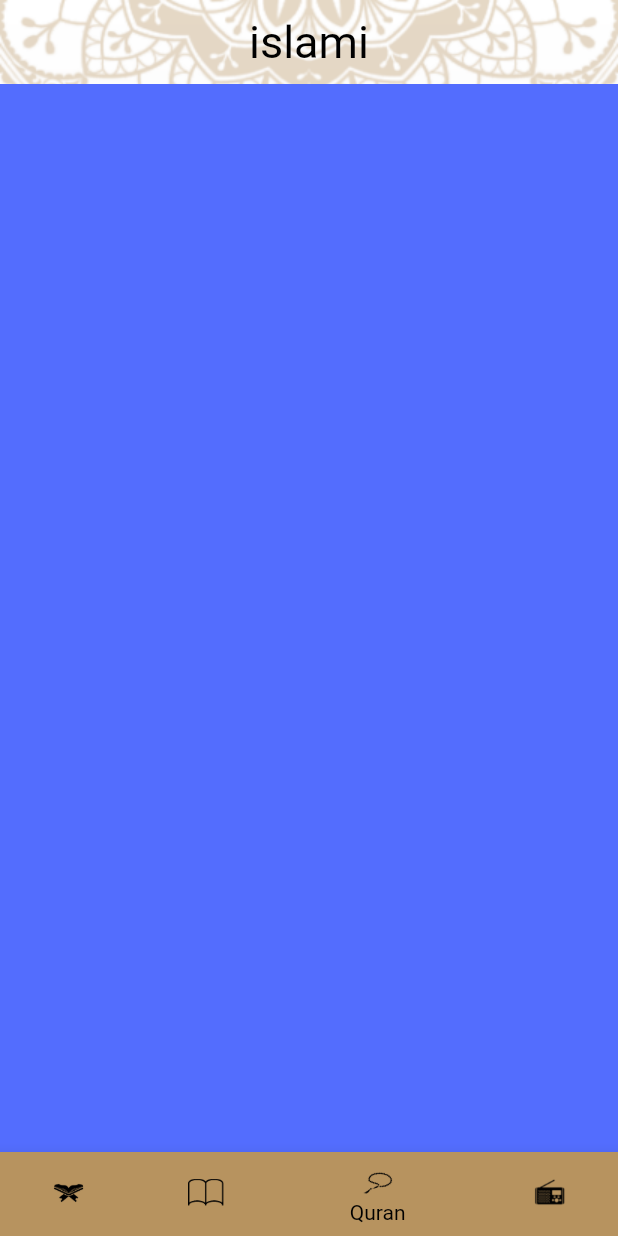
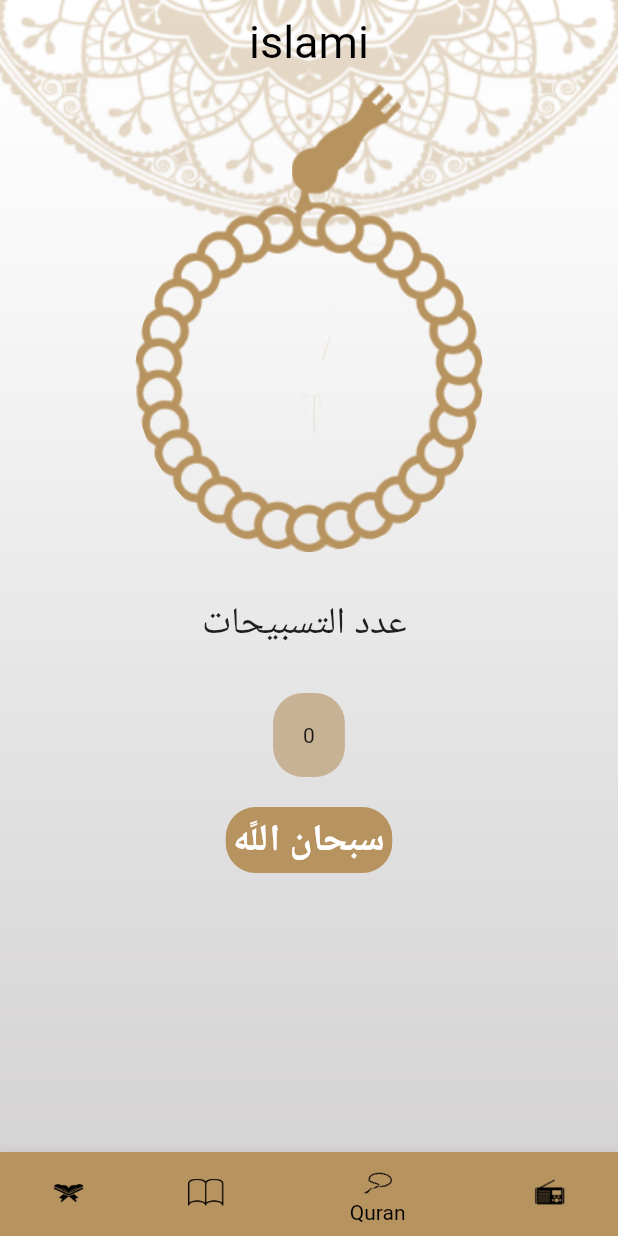
Before and after one commit to mohamed657/Islami-test-training, a Flutter app: the screen it shows after launch, item 3 of the bottom bar chosen, on a phone screen of 412 x 824 dp. Run offline on Flutter 3.47's test engine with Material 2 defaults, Android fonts, the phone set to English and light mode, and no system bars.

Commit message:
finshed TasbehTab make rotate to image an added conter to index

```diff
--- a/lib/tasbeh/tasbehTab.dart
+++ b/lib/tasbeh/tasbehTab.dart
@@ -1,10 +1,105 @@
 import 'package:flutter/material.dart';
+import 'package:untitled/main.dart';
 
-class tasbehTab extends StatelessWidget {
+class tasbehTab extends StatefulWidget {
+  @override
+  State<tasbehTab> createState() => _tasbehTabState();
+}
+
+class _tasbehTabState extends State<tasbehTab> {
+  int Number_Tasbeh = 0;
+
+  int index = 0;
+
+  List<String> tasbeh_String = [
+    'سبحان اللًه',
+    'الحمدلله',
+    ' لا اله الا اللًه',
+    'اللًه اكبر',
+  ];
+
+  double rotateValue = 0.0;
+
   @override
   Widget build(BuildContext context) {
-    return Container(
-      color: Colors.indigoAccent,
+    return Center(
+      child: Column(
+        crossAxisAlignment: CrossAxisAlignment.center,
+        children: [
+          Stack(
+            alignment: AlignmentDirectional.topCenter,
+            children: [
+              Container(
+                  margin: EdgeInsets.only(left: 50),
+                  child: Image.asset('assets/image/headofseb7a.png')),
+              Container(
+                  margin: EdgeInsets.only(top: 78),
+                  child: Transform.rotate(
+                    angle: rotateValue,
+                    child: ClipOval(
+                        child: InkWell(
+                            onTap: () => onPressed_tasbeh(),
+                            borderRadius: BorderRadius.circular(120),
+                            splashColor: Colors.transparent,
+                            child:
+                                Image.asset('assets/image/bodyofseb7a.png'))),
+                  ))
+            ],
+          ),
+          SizedBox(
+            height: 30,
+          ),
+          Text(
+            'عدد التسبيحات ',
+            style: TextStyle(
+              fontSize: 25,
+            ),
+          ),
+          SizedBox(
+            height: 30,
+          ),
+          Container(
+            decoration: BoxDecoration(
+                color: Color(0xFFC7B295),
+                borderRadius: BorderRadius.circular(20)),
+            padding: EdgeInsets.all(20),
+            child: Text('$Number_Tasbeh'),
+          ),
+          SizedBox(
+            height: 20,
+          ),
+          Container(
+            decoration: BoxDecoration(
+                color: MyThemeData.primaryColor,
+                borderRadius: BorderRadius.circular(20)),
+            padding: EdgeInsets.all(5),
+            child: Text(
+              '${tasbeh_String[index]}',
+              style: TextStyle(
+                  fontSize: 25,
+                  fontWeight: FontWeight.bold,
+                  color: Colors.white),
+              textAlign: TextAlign.center,
+            ),
+          ),
+        ],
+      ),
     );
   }
+
+  void onPressed_tasbeh() {
+    if (Number_Tasbeh <= 33) {
+      Number_Tasbeh++;
+    }
+    if (Number_Tasbeh == 33 && index <= 3) {
+      Number_Tasbeh = 0;
+      index++;
+    }
+    if (index == 3) {
+      index = 0;
+    }
+    rotateValue += 2;
+    tasbeh_String[index];
+    setState(() {});
+  }
 }
```
Also changed, not shown: assets/image/bodyofseb7a.png (renamed from assets/image/body of seb7a.png), assets/image/headofseb7a.png (renamed from assets/image/head of seb7a.png).
